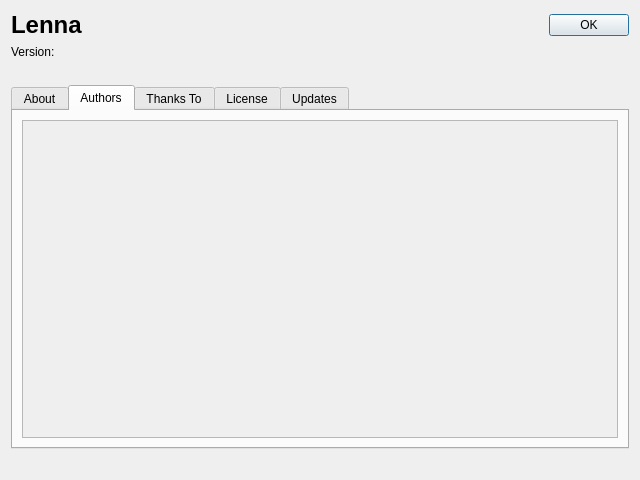
Above: source/lenna/source/aboutdialog.ui from lenna-project/lenna-qt before the change. Below: the same form after it.
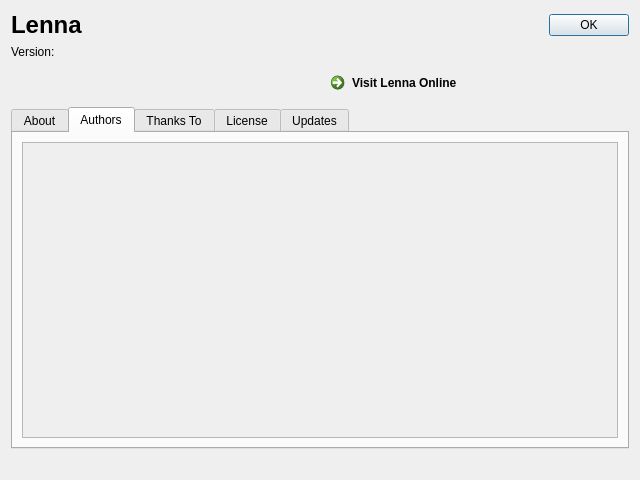
That is the form after the change. The open tabs and pages were chosen to show the change. Icons and pictures are not drawn.

What changed in the file:
```diff
--- a/source/lenna/source/aboutdialog.ui
+++ b/source/lenna/source/aboutdialog.ui
@@ -14,27 +14,7 @@
    <string>About Lenna</string>
   </property>
   <layout class="QGridLayout" name="gridLayout">
-   <item row="8" column="0">
-    <spacer name="horizontalSpacer_2">
-     <property name="orientation">
-      <enum>Qt::Horizontal</enum>
-     </property>
-     <property name="sizeHint" stdset="0">
-      <size>
-       <width>40</width>
-       <height>20</height>
-      </size>
-     </property>
-    </spacer>
-   </item>
-   <item row="3" column="0">
-    <widget class="QLabel" name="versionLabel">
-     <property name="text">
-      <string>Version: </string>
-     </property>
-    </widget>
-   </item>
-   <item row="7" column="0" colspan="2">
+   <item row="10" column="0" colspan="2">
     <widget class="QTabWidget" name="tabWidget">
      <property name="currentIndex">
       <number>0</number>
@@ -74,8 +54,8 @@
            <rect>
             <x>0</x>
             <y>0</y>
-            <width>363</width>
-            <height>236</height>
+            <width>598</width>
+            <height>227</height>
            </rect>
           </property>
           <layout class="QGridLayout" name="gridLayout_4">
@@ -185,24 +165,18 @@
      </widget>
     </widget>
    </item>
-   <item row="5" column="0" colspan="2">
-    <widget class="QLabel" name="label_2">
-     <property name="maximumSize">
+   <item row="11" column="0">
+    <spacer name="horizontalSpacer_2">
+     <property name="orientation">
+      <enum>Qt::Horizontal</enum>
+     </property>
+     <property name="sizeHint" stdset="0">
       <size>
-       <width>768</width>
-       <height>128</height>
+       <width>40</width>
+       <height>20</height>
       </size>
      </property>
-     <property name="text">
-      <string/>
-     </property>
-     <property name="pixmap">
-      <pixmap resource="lenna.qrc">:/logo/lenna_logo</pixmap>
-     </property>
-     <property name="scaledContents">
-      <bool>false</bool>
-     </property>
-    </widget>
+    </spacer>
    </item>
    <item row="2" column="1">
     <widget class="QPushButton" name="pushButton">
@@ -221,6 +195,43 @@
      </property>
     </widget>
    </item>
+   <item row="3" column="0">
+    <widget class="QLabel" name="versionLabel">
+     <property name="text">
+      <string>Version: </string>
+     </property>
+    </widget>
+   </item>
+   <item row="6" column="0" colspan="2">
+    <layout class="QHBoxLayout" name="horizontalLayout">
+     <item>
+      <widget class="QLabel" name="label_2">
+       <property name="maximumSize">
+        <size>
+         <width>768</width>
+         <height>128</height>
+        </size>
+       </property>
+       <property name="text">
+        <string/>
+       </property>
+       <property name="pixmap">
+        <pixmap resource="../resource/lenna.qrc">:/logo/lenna_logo</pixmap>
+       </property>
+       <property name="scaledContents">
+        <bool>false</bool>
+       </property>
+      </widget>
+     </item>
+     <item>
+      <widget class="QCommandLinkButton" name="commandLinkButton">
+       <property name="text">
+        <string>Visit Lenna Online</string>
+       </property>
+      </widget>
+     </item>
+    </layout>
+   </item>
   </layout>
  </widget>
  <resources>
```
Left out of the diff: 11 changed lines with no effect on the pictures.
